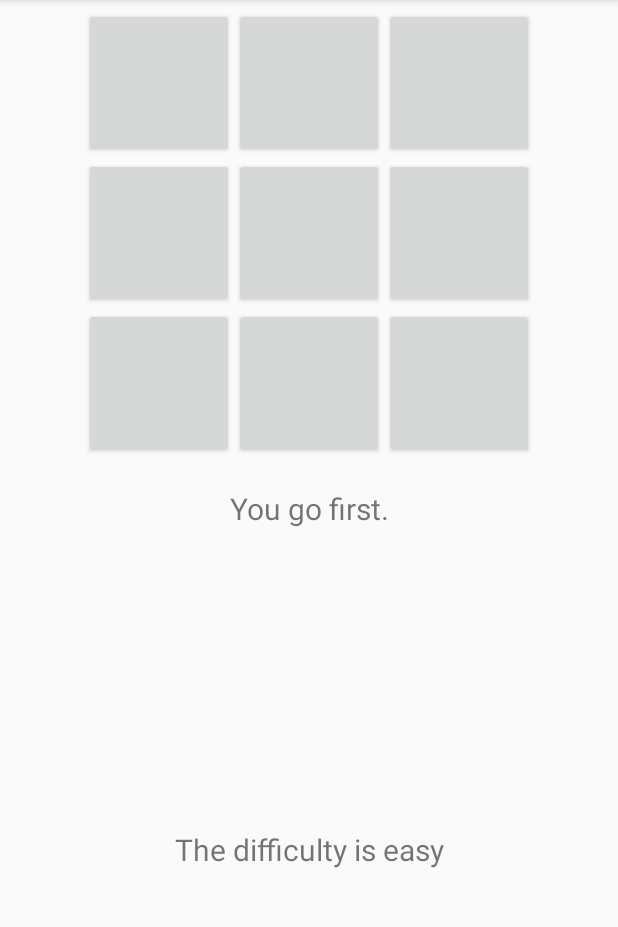
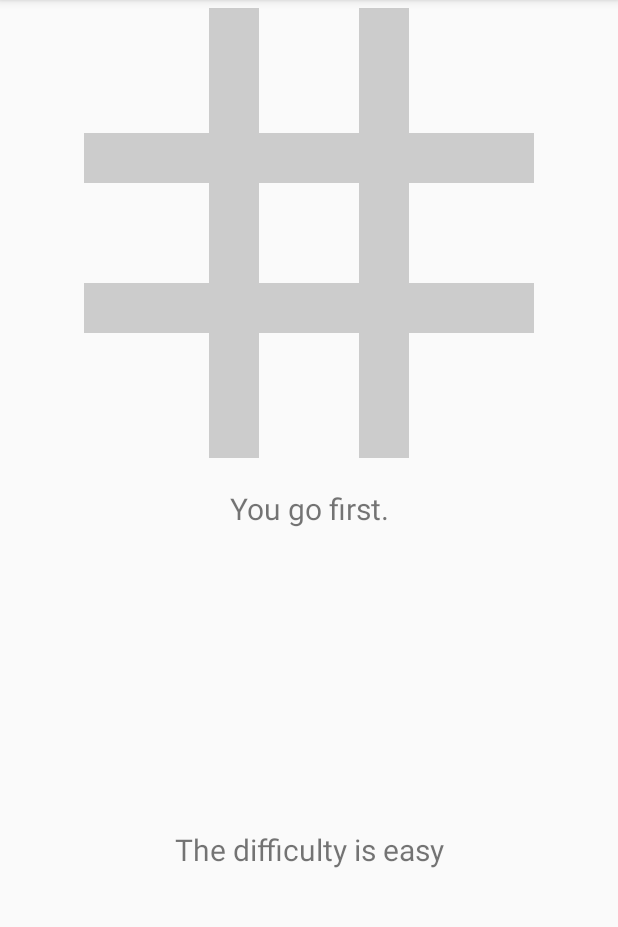
Before and after one commit to jucarmonam/AndroidUN, an Android app: the screen it shows after launch (AndroidTicTacToeActivity), on a phone screen of 412 x 824 dp, the part 84-1011 px from its top. Run offline under Robolectric (Android 15) with nearby library versions, the phone set to English and light mode, and no system bars; 4 statements that could not run were skipped.

Commit message:
avance reto 5

```diff
--- a/TicTacToe/app/src/main/java/com/example/tictactoe/AndroidTicTacToeActivity.kt
+++ b/TicTacToe/app/src/main/java/com/example/tictactoe/AndroidTicTacToeActivity.kt
@@ -14,7 +14,9 @@ import android.widget.TextView
 import android.widget.Toast
 import androidx.appcompat.app.AppCompatActivity
 import androidx.appcompat.view.menu.MenuBuilder
+import edu.harding.tictactoe.BoardView
 import edu.harding.tictactoe.TicTacToeGame
+
 
 class AndroidTicTacToeActivity : AppCompatActivity() {
     private lateinit var mGame: TicTacToeGame
@@ -27,23 +29,17 @@ class AndroidTicTacToeActivity : AppCompatActivity() {
 
     private lateinit var mDifficultyTextView: TextView
 
+    private lateinit var mBoardView: BoardView
+
     override fun onCreate(savedInstanceState: Bundle?) {
         super.onCreate(savedInstanceState)
         setContentView(R.layout.activity_main)
 
-        mBoardButtons = arrayOfNulls(TicTacToeGame().BOARD_SIZE)
-        mBoardButtons[0] = findViewById<View>(R.id.one) as Button
-        mBoardButtons[1] = findViewById<View>(R.id.two) as Button
-        mBoardButtons[2] = findViewById<View>(R.id.three) as Button
-        mBoardButtons[3] = findViewById<View>(R.id.four) as Button
-        mBoardButtons[4] = findViewById<View>(R.id.five) as Button
-        mBoardButtons[5] = findViewById<View>(R.id.six) as Button
-        mBoardButtons[6] = findViewById<View>(R.id.seven) as Button
-        mBoardButtons[7] = findViewById<View>(R.id.eight) as Button
-        mBoardButtons[8] = findViewById<View>(R.id.nine) as Button
         mInfoTextView = findViewById<View>(R.id.information) as TextView
         mDifficultyTextView = findViewById<View>(R.id.difficulty) as TextView
         mGame = TicTacToeGame()
+        mBoardView = findViewById<View>(android.R.id.boardView) as BoardView
+        mBoardView.setGame(mGame)
 
         startNewGame()
     }
--- /dev/null
+++ b/TicTacToe/app/src/main/java/edu/harding/tictactoe/BoardView.kt
@@ -0,0 +1,103 @@
+package edu.harding.tictactoe
+
+import android.content.Context
+import android.graphics.*
+import android.util.AttributeSet
+import android.view.View
+import com.example.tictactoe.R
+
+
+class BoardView : View {
+    private var mHumanBitmap: Bitmap? = null
+    private var mComputerBitmap: Bitmap? = null
+    private var mPaint: Paint? = null
+    private lateinit var mGame: TicTacToeGame
+
+    constructor(context: Context?) : super(context){
+        initialize()
+    }
+
+    @JvmOverloads constructor(context: Context?, attrs: AttributeSet?, defStyleAttr: Int) : super(
+        context,
+        attrs,
+        defStyleAttr
+    ){
+        initialize()
+    }
+
+    constructor(context: Context?, attrs: AttributeSet?) : super(
+        context,
+        attrs
+    ){
+        initialize()
+    }
+
+    fun setGame(game: TicTacToeGame) {
+        mGame = game
+    }
+
+    private fun initialize() {
+        mHumanBitmap = BitmapFactory.decodeResource(resources, R.drawable.neonx)
+        mComputerBitmap = BitmapFactory.decodeResource(resources, R.drawable.neono)
+        mPaint = Paint(Paint.ANTI_ALIAS_FLAG)
+    }
+
+    fun getBoardCellWidth(): Int {
+        return width / 3
+    }
+
+    fun getBoardCellHeight(): Int {
+        return height / 3
+    }
+
+    override fun onDraw(canvas: Canvas) {
+        super.onDraw(canvas)
+        // Determine the width and height of the View
+        val boardWidth = width
+        val boardHeight = height
+        // Make thick, light gray lines
+        mPaint!!.color = Color.LTGRAY
+        mPaint!!.strokeWidth = 50F
+        // Draw the two vertical board lines
+        val cellWidth = boardWidth / 3
+        canvas.drawLine(cellWidth.toFloat(), 0F, cellWidth.toFloat(), boardHeight.toFloat(),
+            mPaint!!
+        )
+        canvas.drawLine((cellWidth * 2).toFloat(), 0F, (cellWidth * 2).toFloat(),
+            boardHeight.toFloat(), mPaint!!
+        )
+
+        val cellHeight = boardHeight / 3
+        canvas.drawLine(0F, cellHeight.toFloat(), boardWidth.toFloat(), cellHeight.toFloat(),
+            mPaint!!
+        )
+        canvas.drawLine(0F, (cellHeight * 2).toFloat(), boardWidth.toFloat(), (cellHeight * 2).toFloat(),
+            mPaint!!
+        )
+
+        for (i in 0..TicTacToeGame().BOARD_SIZE) {
+            val col = i % 3;
+            val row = i / 3;
+            // Define the boundaries of a destination rectangle for the image
+            val left = 0
+            val top = 0
+            val right = cellWidth
+            val bottom = cellWidth
+            if (mGame.getBoardOccupant(i) == TicTacToeGame.HUMAN_PLAYER) {
+                canvas.drawBitmap(mHumanBitmap,
+                    null, // src
+                    new Rect(left, top, right, bottom), // dest
+                null);
+
+            }
+            else if (mGame != null && mGame.getBoardOccupant(i) == TicTacToeGame.COMPUTER_PLAYER) {
+                canvas.drawBitmap(mComputerBitmap,
+                    null, // src
+                    new Rect(left, top, right, bottom), // dest
+                null);
+
+            }
+        }
+    }
+
+}
--- a/TicTacToe/app/src/main/java/edu/harding/tictactoe/TicTacToeGame.kt
+++ b/TicTacToe/app/src/main/java/edu/harding/tictactoe/TicTacToeGame.kt
@@ -15,7 +15,7 @@ class TicTacToeGame {
 
     private var mDifficultyLevel: DifficultyLevel = DifficultyLevel.Easy
 
-    fun getDifficultyLevel(): DifficultyLevel? {
+    fun getDifficultyLevel(): DifficultyLevel {
         return mDifficultyLevel
     }
 
--- a/TicTacToe/app/src/main/res/layout/activity_main.xml
+++ b/TicTacToe/app/src/main/res/layout/activity_main.xml
@@ -1,79 +1,15 @@
 <?xml version="1.0" encoding="utf-8"?>
+<?xmlns:custom="https://schemas.android.com/apk/res/edu.harding.tictactoe"?>
 <LinearLayout xmlns:android="http://schemas.android.com/apk/res/android"
     android:orientation="vertical"
     android:layout_width="fill_parent"
     android:layout_height="fill_parent"
     android:gravity="center_horizontal" >
-    <TableLayout
-        android:id="@+id/play_grid"
-        android:layout_width="fill_parent"
-        android:layout_height="wrap_content"
-        android:layout_marginTop="5dp" >
-        <TableRow
-            android:gravity="center_horizontal">
-
-            <Button
-                android:id="@+id/one"
-                android:layout_width="21dp"
-                android:layout_height="100dp"
-                android:text="1"
-                android:textSize="70sp" />
-            <Button
-                android:id="@+id/two"
-                android:layout_width="100dp"
-                android:layout_height="100dp"
-                android:text="2"
-                android:textSize="70sp" />
-            <Button
-                android:id="@+id/three"
-                android:layout_width="100dp"
-                android:layout_height="100dp"
-                android:text="3"
-                android:textSize="70sp" />
-        </TableRow>
-        <TableRow
-            android:gravity="center_horizontal">
-            <Button
-                android:id="@+id/four"
-                android:layout_width="100dp"
-                android:layout_height="100dp"
-                android:text="4"
-                android:textSize="70sp" />
-            <Button
-                android:id="@+id/five"
-                android:layout_width="100dp"
-                android:layout_height="100dp"
-                android:text="5"
-                android:textSize="70sp" />
-            <Button
-                android:id="@+id/six"
-                android:layout_width="100dp"
-                android:layout_height="100dp"
-                android:text="6"
-                android:textSize="70sp" />
-        </TableRow>
-        <TableRow
-            android:gravity="center_horizontal">
-            <Button
-                android:id="@+id/seven"
-                android:layout_width="100dp"
-                android:layout_height="100dp"
-                android:text="7"
-                android:textSize="70sp" />
-            <Button
-                android:id="@+id/eight"
-                android:layout_width="100dp"
-                android:layout_height="100dp"
-                android:text="8"
-                android:textSize="70sp" />
-            <Button
-                android:id="@+id/nine"
-                android:layout_width="100dp"
-                android:layout_height="100dp"
-                android:text="9"
-                android:textSize="70sp" />
-        </TableRow>
-    </TableLayout>
+    <edu.harding.tictactoe.BoardView
+        android:id="@+id/boardView"
+        android:layout_width="300dp"
+        android:layout_height="300dp"
+        android:layout_marginTop="5dp"/>
     <TextView
         android:id="@+id/information"
         android:layout_width="fill_parent"
```
Also changed, not shown: TicTacToe/app/src/main/res/drawable/neono.png (added), TicTacToe/app/src/main/res/drawable/neonx.png (added).
